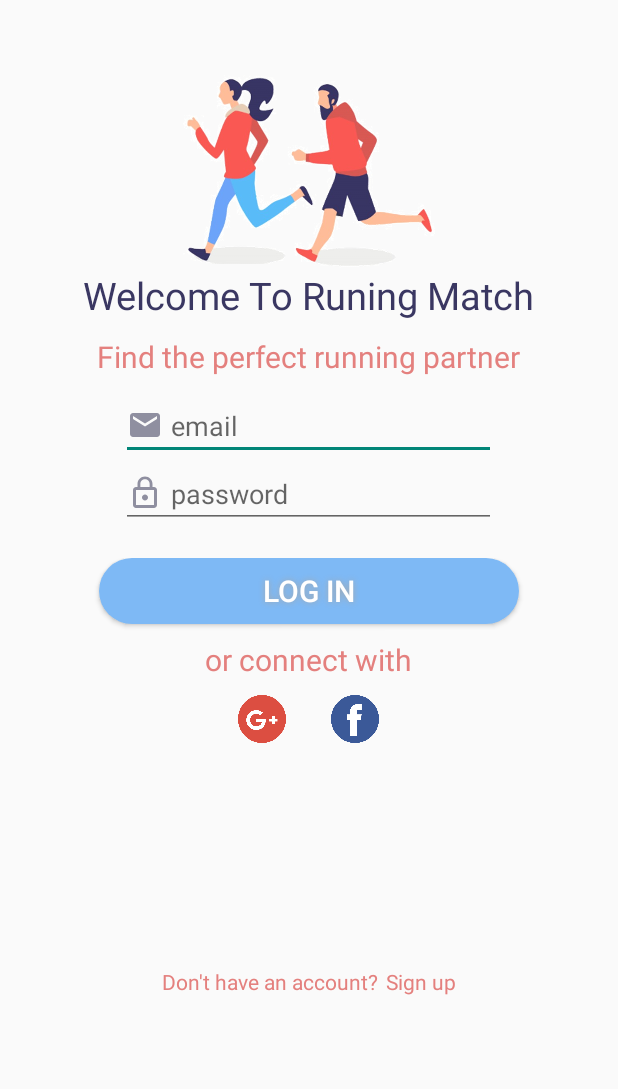
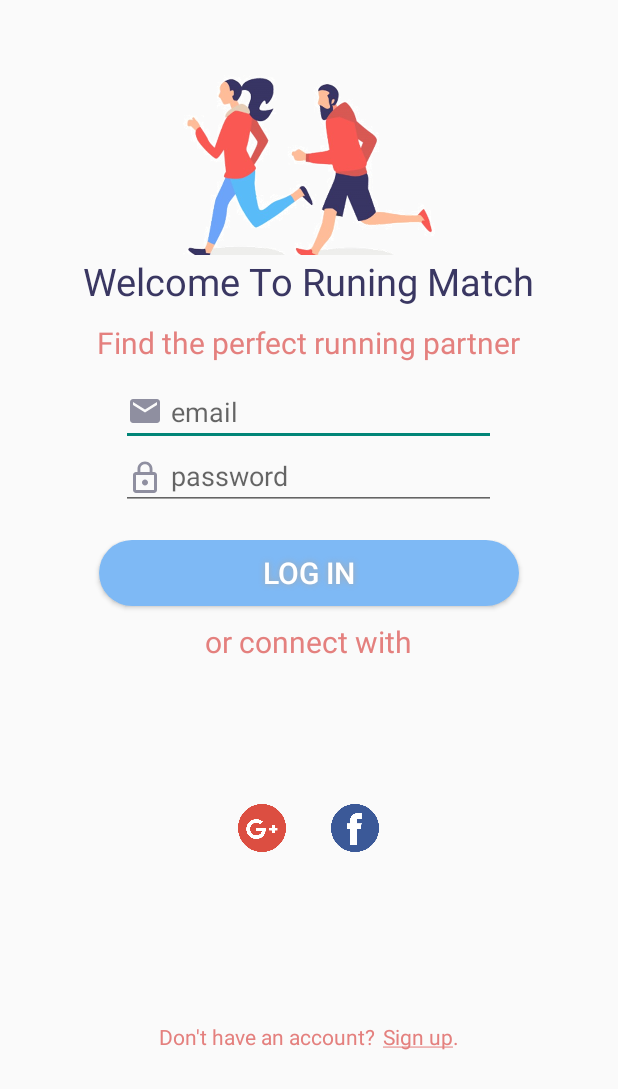
Before and after one commit to MeitalPeer77/MyApplication3, an Android app: the screen it shows after launch (MainActivity), on a phone screen of 412 x 824 dp. Shown: the top 1089 px of the screen. Run offline under Robolectric (Android 15) with nearby library versions, the light colour scheme and no system bars.

Commit message:
last draft main activity layout

```diff
--- a/app/src/main/java/com/example/myapplication3/MainActivity.java
+++ b/app/src/main/java/com/example/myapplication3/MainActivity.java
@@ -5,10 +5,11 @@ import android.support.v7.app.AppCompatActivity;
 import android.os.Bundle;
 import android.view.View;
 import android.widget.Button;
+import android.widget.TextView;
 
 public class MainActivity extends AppCompatActivity {
     private Button loginButton;
-    private Button RegisterBurron;
+    private TextView SignInButton;
 
 
     @Override
@@ -23,6 +24,14 @@ public class MainActivity extends AppCompatActivity {
                 RuningMatch();
             }
         });
+
+        SignInButton = (TextView) findViewById(R.id.sign_up);
+        SignInButton.setOnClickListener(new View.OnClickListener() {
+            public void onClick(View v) {
+                register();
+            }
+        });
+
 
     }
 
--- a/app/src/main/res/layout/activity_main.xml
+++ b/app/src/main/res/layout/activity_main.xml
@@ -7,6 +7,14 @@
     tools:context=".profile"
     android:layout_gravity="center"
     android:layout_centerHorizontal="true"
+    android:weightSum="8"
+    android:orientation="vertical">
+
+    <LinearLayout
+        android:layout_width="match_parent"
+        android:layout_height="0px"
+        android:layout_weight="2"
+        android:layout_gravity="center"
         android:orientation="vertical">
 
         <ImageView
@@ -14,16 +22,17 @@
             android:layout_width="180dp"
             android:layout_height="179dp"
             android:layout_alignParentTop="true"
-
+            android:layout_gravity="center"
             android:paddingTop="50dp"
-
-        android:layout_gravity="center"
             app:srcCompat="@drawable/couple" />
+    </LinearLayout>
 
     <LinearLayout
         android:layout_width="match_parent"
-        android:layout_height="wrap_content"
-        android:orientation="vertical">
+        android:layout_height="0px"
+        android:orientation="vertical"
+        android:layout_weight="2"
+        >
 
         <TextView
             android:id="@+id/app_name"
@@ -41,6 +50,7 @@
             android:layout_height="wrap_content"
             android:layout_gravity="center"
             android:paddingTop="10dp"
+
             android:text="Find the perfect running partner"
             android:textColor="@color/pink"
 
@@ -79,7 +89,7 @@
         android:layout_width="match_parent"
         android:layout_height="wrap_content"
         android:paddingTop="20dp"
-
+        android:layout_weight="2"
         android:orientation="vertical"
         android:layout_gravity="center">
 
@@ -140,9 +150,10 @@
 
     <RelativeLayout
         android:layout_width="match_parent"
-        android:layout_height="wrap_content"
+        android:layout_height="0px"
         android:layout_alignParentBottom="true"
         android:gravity="center"
+        android:layout_weight="1"
         android:layout_gravity="bottom"
 
         android:orientation="vertical"
@@ -159,15 +170,17 @@
             android:text="Don't have an account?" />
 
         <TextView
+            android:id="@+id/sign_up"
             android:layout_width="wrap_content"
             android:layout_height="wrap_content"
-            android:text="Sign up"
+            android:layout_alignParentBottom="true"
+            android:layout_toRightOf="@id/dont_have_account"
+            android:clickable="true"
+            android:gravity="bottom"
             android:paddingLeft="5dp"
             android:paddingBottom="10dp"
-            android:textColor="@color/pink"
-            android:gravity="bottom"
-            android:layout_alignParentBottom="true"
-            android:layout_toRightOf="@id/dont_have_account"/>
+            android:text="@string/sign_up"
+            android:textColor="@color/pink" />
 
     </RelativeLayout>
 
--- a/app/src/main/res/values/strings.xml
+++ b/app/src/main/res/values/strings.xml
@@ -4,4 +4,5 @@
     <string name="Group_info_2">Running Days</string>
     <string name="Group_info_3">info</string>
     <string name="Settings_name">Settings</string>
+    <string name="sign_up"><u>Sign up</u>.</string>
 </resources>
--- a/app/src/main/res/values/styles.xml
+++ b/app/src/main/res/values/styles.xml
@@ -7,7 +7,7 @@
     <style name="CustomToolBarStyle" parent="Theme.AppCompat.Light.NoActionBar">
         <item name="android:background"> @color/red</item>
         <item name="android:layout_height">?attr/actionBarSize</item>
-
+        <item name="android:textColor">@color/darkBlue</item>
 
 
     </style>
```
Lines whose indentation alone changed are shown as unchanged.
